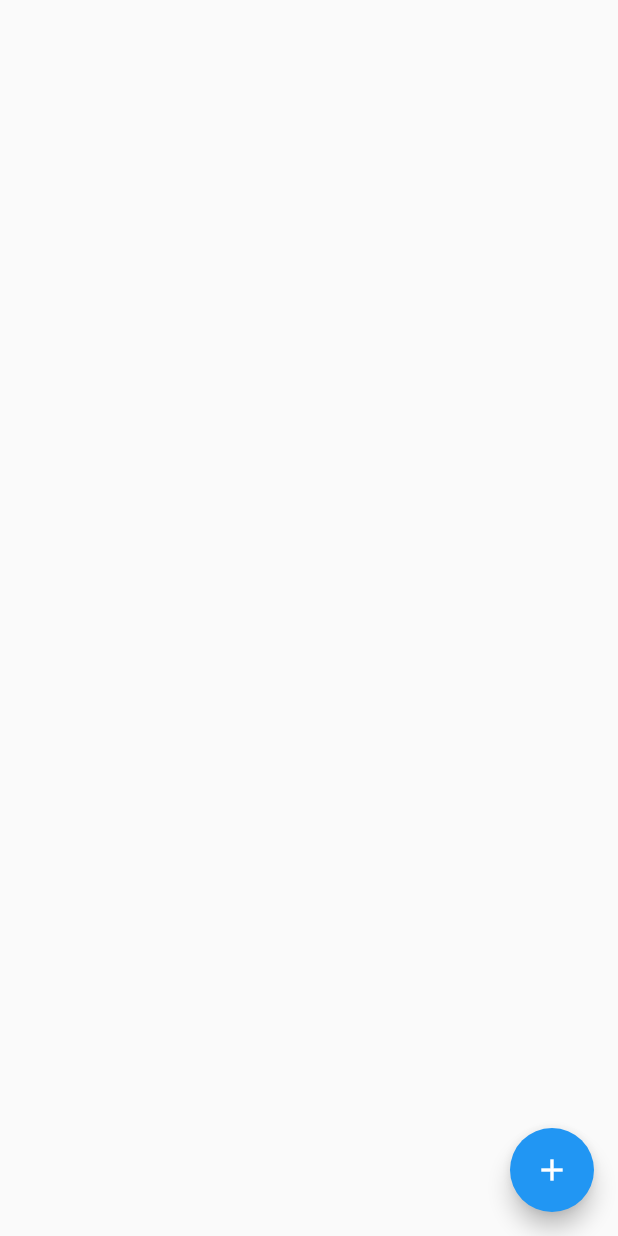
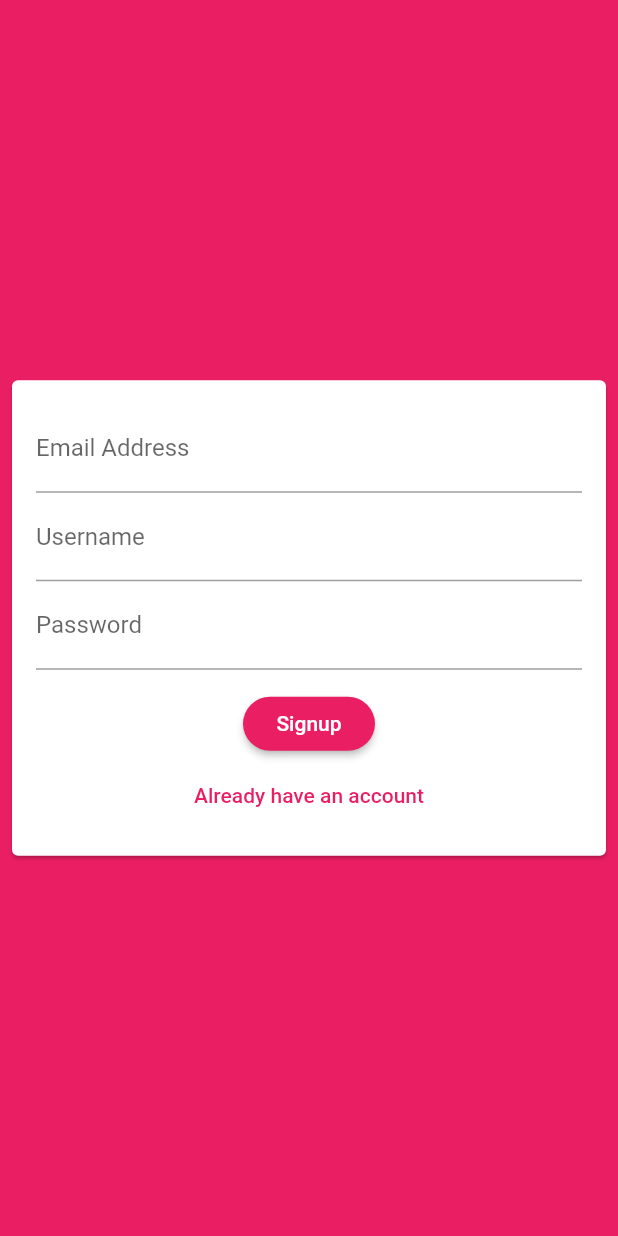
Before and after one commit to rezatrue/flutter_chat_app, a Flutter app: the screen it shows after launch, on a phone screen of 412 x 824 dp. Run offline on Flutter 3.47's test engine with Material 2 defaults, Android fonts, the phone set to English and light mode, and no system bars; our stand-ins replace cloud_firestore, firebase_auth; accounts and stored records are empty.

Commit message:
Firebase auth

```diff
--- a/lib/main.dart
+++ b/lib/main.dart
@@ -1,4 +1,5 @@
 import 'package:flutter/material.dart';
+import './screens/auth_screen.dart';
 import 'package:flutter_chat_app/screens/chat_screen.dart';
 
 void main() {
@@ -12,9 +13,19 @@ class MyApp extends StatelessWidget {
     return MaterialApp(
       title: 'Flutter Chat Box',
       theme: ThemeData(
-        primarySwatch: Colors.blue,
+        primarySwatch: Colors.pink,
+        backgroundColor: Colors.pink,
+        accentColor: Colors.deepPurple,
+        accentColorBrightness: Brightness.dark,
+        buttonTheme: ButtonTheme.of(context).copyWith(
+          buttonColor: Colors.pink,
+          textTheme: ButtonTextTheme.primary,
+          shape: RoundedRectangleBorder(
+            borderRadius: BorderRadius.circular(20),
+          ),
+        ),
       ),
-      home: ChatScreen(),
+      home: AuthScreen(),
     );
   }
 }
--- a/lib/screens/auth_screen.dart
+++ b/lib/screens/auth_screen.dart
@@ -0,0 +1,53 @@
+import 'package:firebase_auth/firebase_auth.dart';
+import 'package:flutter/material.dart';
+import 'package:flutter/services.dart';
+import '../widgets/auth_form.dart';
+
+class AuthScreen extends StatefulWidget {
+  @override
+  _AuthScreenState createState() => _AuthScreenState();
+}
+
+class _AuthScreenState extends State<AuthScreen> {
+  final _auth = FirebaseAuth.instance;
+
+  void _submitAuthForm(
+    String email,
+    String username,
+    String password,
+    bool isLogin,
+    BuildContext ctx,
+  ) async {
+    AuthResult authResult;
+    try {
+      if (isLogin) {
+        authResult = await _auth.signInWithEmailAndPassword(
+            email: email, password: password);
+      } else {
+        print(password);
+        authResult = await _auth.createUserWithEmailAndPassword(
+            email: email, password: password);
+      }
+    } on PlatformException catch (err) {
+      var message = 'An error ouccoured';
+
+      if (err.message != null) {
+        message = err.message;
+      }
+      Scaffold.of(ctx).showSnackBar(SnackBar(
+        content: Text(message),
+        backgroundColor: Theme.of(ctx).errorColor,
+      ));
+    } catch (err) {
+      print(err);
+    }
+  }
+
+  @override
+  Widget build(BuildContext context) {
+    return Scaffold(
+      backgroundColor: Theme.of(context).primaryColor,
+      body: AuthForm(_submitAuthForm),
+    );
+  }
+}
--- /dev/null
+++ b/lib/widgets/auth_form.dart
@@ -0,0 +1,108 @@
+import 'package:flutter/material.dart';
+
+class AuthForm extends StatefulWidget {
+  AuthForm(this.submitFn);
+
+  final void Function(String email, String username, String password,
+      bool isLogin, BuildContext ctx) submitFn;
+
+  @override
+  _AuthFormState createState() => _AuthFormState();
+}
+
+class _AuthFormState extends State<AuthForm> {
+  final _formKey = GlobalKey<FormState>();
+  var _isLogin = false;
+  var _email = '';
+  var _user = '';
+  var _password = '';
+
+  void _trySubmit() {
+    bool _isValid = _formKey.currentState.validate();
+    FocusScope.of(context).unfocus();
+    if (_isValid) {
+      _formKey.currentState.save();
+      widget.submitFn(
+          _email.trim(), _user.trim(), _password.trim(), _isLogin, context);
+    }
+  }
+
+  @override
+  Widget build(BuildContext context) {
+    return Center(
+      child: Card(
+        margin: EdgeInsets.all(8),
+        child: SingleChildScrollView(
+          padding: EdgeInsets.all(16),
+          child: Form(
+              key: _formKey,
+              child: Column(
+                mainAxisSize: MainAxisSize.min,
+                children: [
+                  TextFormField(
+                    key: ValueKey('email'),
+                    keyboardType: TextInputType.emailAddress,
+                    validator: (value) {
+                      if (value.isEmpty || !value.contains('@'))
+                        return 'Please Enter a valid Email Address';
+                      else
+                        return null;
+                    },
+                    decoration: InputDecoration(
+                      labelText: 'Email Address',
+                    ),
+                    onSaved: (newValue) => _email = newValue,
+                  ),
+                  if (!_isLogin)
+                    TextFormField(
+                      key: ValueKey('user'),
+                      validator: (value) {
+                        if (value.isEmpty)
+                          return 'Please Enter a valid Usename';
+                        else
+                          return null;
+                      },
+                      decoration: InputDecoration(
+                        labelText: 'Username',
+                      ),
+                      onSaved: (newValue) => _user = newValue,
+                    ),
+                  TextFormField(
+                    key: ValueKey('password'),
+                    validator: (value) {
+                      if (value.isEmpty || value.length < 6)
+                        return 'Please Enter a valid Password';
+                      else
+                        return null;
+                    },
+                    decoration: InputDecoration(
+                      labelText: 'Password',
+                    ),
+                    onSaved: (newValue) => _password = newValue,
+                    obscureText: true,
+                  ),
+                  SizedBox(height: 12),
+                  RaisedButton(
+                      child: Text(_isLogin ? 'Login' : 'Signup'),
+                      onPressed: () {
+                        print(_isLogin);
+                        _trySubmit();
+                      }),
+                  FlatButton(
+                    textColor: Theme.of(context).primaryColor,
+                    child: Text(_isLogin
+                        ? 'Create a account'
+                        : 'Already have an account'),
+                    onPressed: () {
+                      setState(() {
+                        _isLogin = !_isLogin;
+                      });
+                    },
+                  ),
+                ],
+              )),
+        ),
+      ),
+    );
+  }
+}
--- a/pubspec.yaml
+++ b/pubspec.yaml
@@ -29,6 +29,7 @@ dependencies:
   # Use with the CupertinoIcons class for iOS style icons.
   cupertino_icons: ^0.1.3
   cloud_firestore: ^0.13.5
+  firebase_auth: ^0.16.0
 
 dev_dependencies:
   flutter_test:
```
Also changed, not shown: pubspec.lock, 1 other file.
